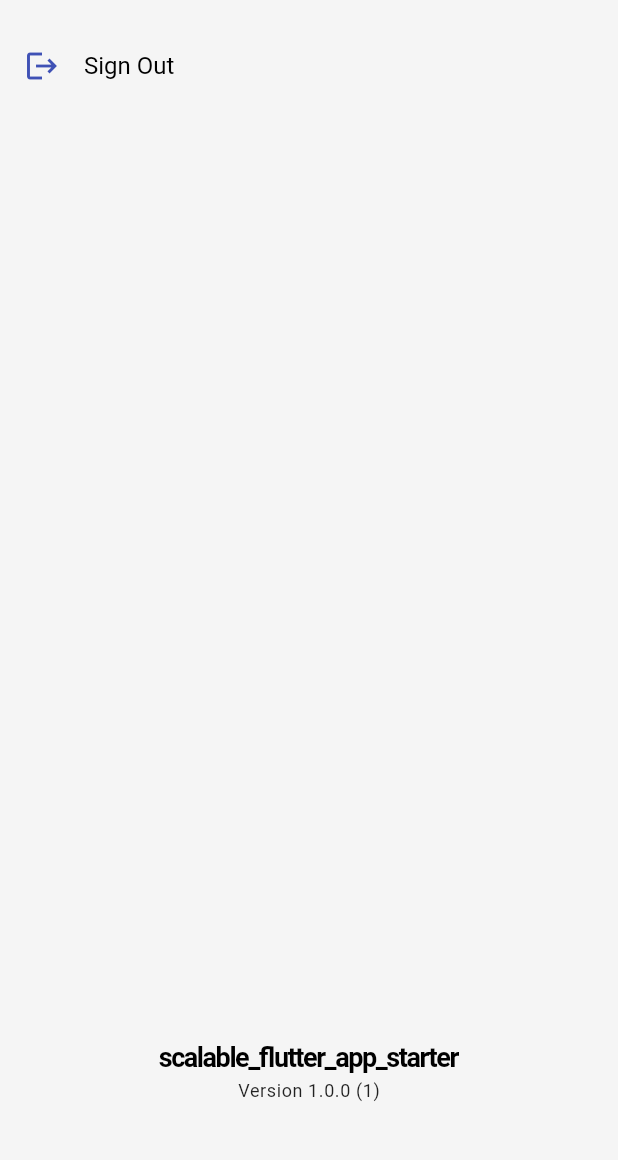
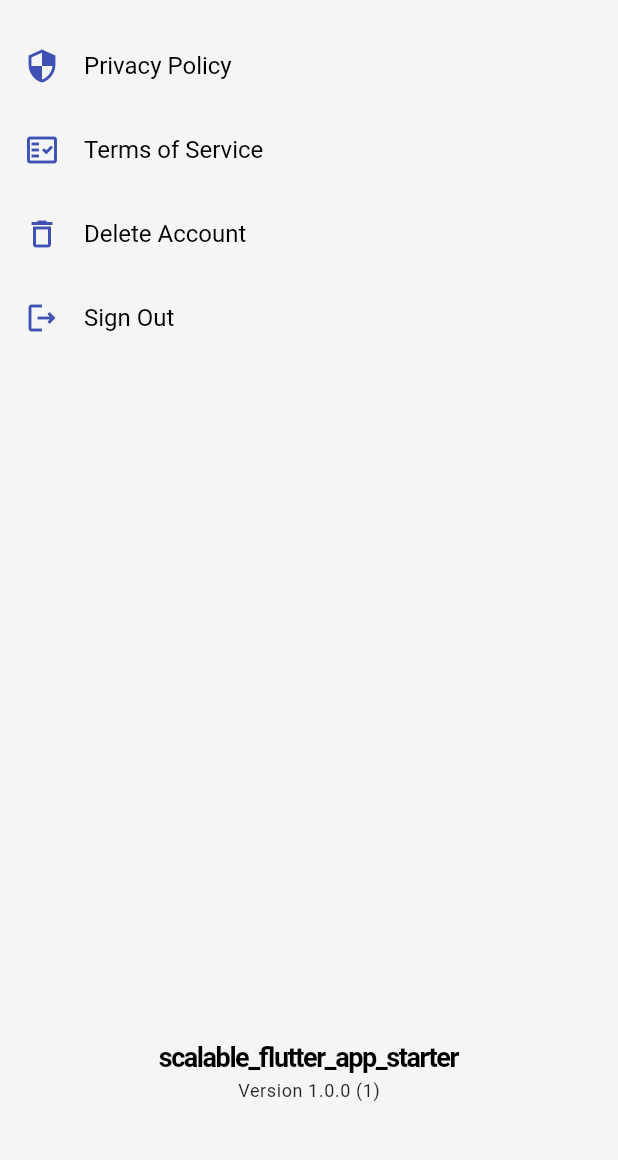
Before and after one commit to Gradoid/scalable_flutter_app_starter, a Flutter app: the SettingsPage screen opened by its route, on a phone screen of 412 x 824 dp, the part 60-1220 px from its top. Run offline on Flutter 3.47's test engine with Material 2 defaults, Android fonts, the phone set to English and light mode, and no system bars; our stand-ins replace flutter_bloc, go_router, loggy, package_info_plus; network calls fail; project files that could hold a hidden picture were left out.

Commit message:
SettingsPage - legal

```diff
--- a/lib/core/ui/dialog/dialogs.dart
+++ b/lib/core/ui/dialog/dialogs.dart
@@ -1,11 +1,30 @@
 import 'package:flutter/material.dart';
 import 'package:flutter_bloc/flutter_bloc.dart';
 import 'package:scalable_flutter_app_starter/core/app/navigation/route.dart';
+import 'package:scalable_flutter_app_starter/core/extension/context.dart';
 import 'package:scalable_flutter_app_starter/core/ui/dialog/confirmation_dialog.dart';
 import 'package:scalable_flutter_app_starter/feature/user/bloc/user_cubit.dart';
 
 sealed class Dialogs {
   const Dialogs._();
+
+  static Future<void> showDeleteAccountConfirmationDialog(
+    BuildContext context,
+  ) async {
+    final confirmed = await _showConfirmationDialog(
+      context,
+      title: 'Delete Account',
+      message: 'Are you sure you want to delete your account forever? '
+          'It can take up to 30 days. This cannot be undone.',
+      confirmText: 'Delete My Account',
+      isDestructive: true,
+    );
+
+    if (confirmed && context.mounted) {
+      // TODO: implement delete account
+      context.showSnackBarMessage('Request submitted.');
+    }
+  }
 
   static Future<void> showLogOutConfirmationDialog(
     BuildContext context,
--- /dev/null
+++ b/lib/core/util/urls.dart
@@ -0,0 +1,16 @@
+import 'package:url_launcher/url_launcher.dart';
+
+class Urls {
+  Urls._();
+
+  static const _termsOfService = 'https://applaunchprogram.com/';
+  static const _privacyPolicy = 'https://applaunchprogram.com/';
+
+  static void showTermsOfService() => _show(_termsOfService);
+
+  static void showPrivacyPolicy() => _show(_privacyPolicy);
+
+  static void _show(String url) {
+    launchUrl(Uri.parse(url));
+  }
+}
--- a/lib/feature/settings/ui/page/settings_page.dart
+++ b/lib/feature/settings/ui/page/settings_page.dart
@@ -1,5 +1,6 @@
 import 'package:flutter/material.dart';
 import 'package:scalable_flutter_app_starter/core/ui/dialog/dialogs.dart';
+import 'package:scalable_flutter_app_starter/core/util/urls.dart';
 import 'package:scalable_flutter_app_starter/feature/settings/ui/widget/app_version.dart';
 import 'package:scalable_flutter_app_starter/feature/settings/ui/widget/settings_tile.dart';
 
@@ -15,8 +16,23 @@ class SettingsPage extends StatelessWidget {
       body: Column(
         crossAxisAlignment: CrossAxisAlignment.stretch,
         children: [
+          const SettingsTile(
+            icon: Icons.security_outlined,
+            label: 'Privacy Policy',
+            onTap: Urls.showPrivacyPolicy,
+          ),
+          const SettingsTile(
+            icon: Icons.fact_check_outlined,
+            label: 'Terms of Service',
+            onTap: Urls.showTermsOfService,
+          ),
           SettingsTile(
-            icon: Icons.logout,
+            icon: Icons.delete_outlined,
+            label: 'Delete Account',
+            onTap: () => Dialogs.showDeleteAccountConfirmationDialog(context),
+          ),
+          SettingsTile(
+            icon: Icons.logout_outlined,
             label: 'Sign Out',
             onTap: () => Dialogs.showLogOutConfirmationDialog(context),
           ),
--- a/pubspec.yaml
+++ b/pubspec.yaml
@@ -17,6 +17,7 @@ dependencies:
   flutter_loggy: ^2.0.2
   go_router: ^11.1.3
   package_info_plus: ^4.2.0
+  url_launcher: ^6.1.14
 
   # iOS
   cupertino_icons: ^1.0.2
```
Also changed, not shown: pubspec.lock, 2 other files.
